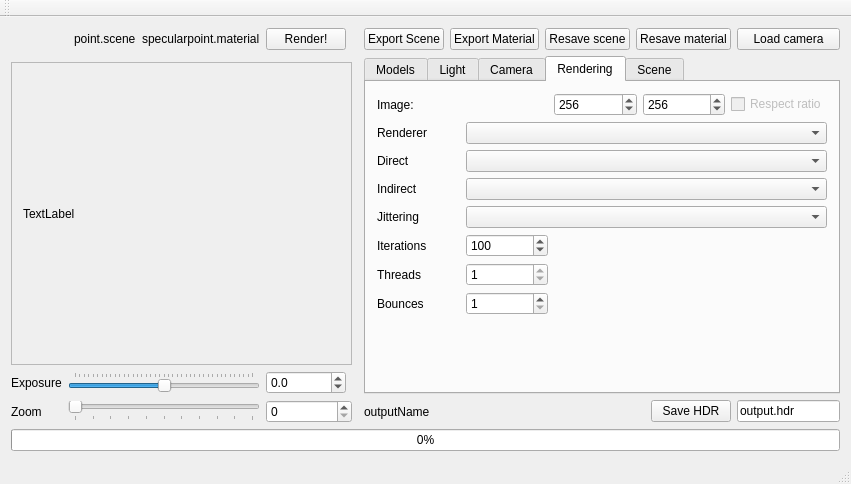
Before: the Qt Designer form RaySamplesGui/TracingGui/Sources/tracinggui.ui in caronnee/graphicsbasics, drawn with Qt 5.
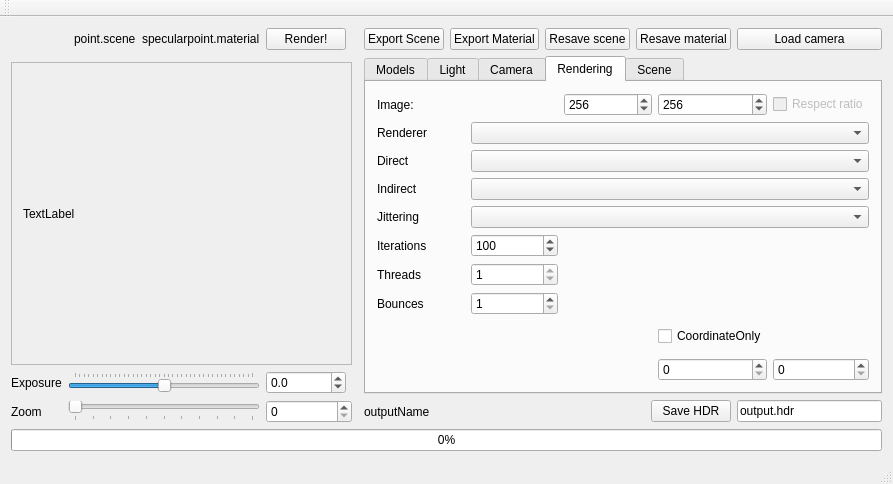
After: the same form once the commit is applied. Custom widgets are drawn as their Qt base class.

Commit message: ability to render coordinates

Diff of the .ui file:
```diff
--- a/RaySamplesGui/TracingGui/Sources/tracinggui.ui
+++ b/RaySamplesGui/TracingGui/Sources/tracinggui.ui
@@ -6,7 +6,7 @@
    <rect>
     <x>0</x>
     <y>0</y>
-    <width>851</width>
+    <width>813</width>
     <height>484</height>
    </rect>
   </property>
@@ -985,6 +985,27 @@
         <item row="8" column="1" colspan="4">
          <widget class="QComboBox" name="jitteringType"/>
         </item>
+        <item row="14" column="4">
+         <widget class="QSpinBox" name="fixedY">
+          <property name="maximum">
+           <number>512</number>
+          </property>
+         </widget>
+        </item>
+        <item row="14" column="3">
+         <widget class="QSpinBox" name="fixedX">
+          <property name="maximum">
+           <number>512</number>
+          </property>
+         </widget>
+        </item>
+        <item row="13" column="3">
+         <widget class="QCheckBox" name="coordOnly">
+          <property name="text">
+           <string>CoordinateOnly</string>
+          </property>
+         </widget>
+        </item>
        </layout>
       </widget>
       <widget class="QWidget" name="scene">
```
Left out of the diff: 2 changed lines with no effect on the pictures. The commit also changes 8 other files.
